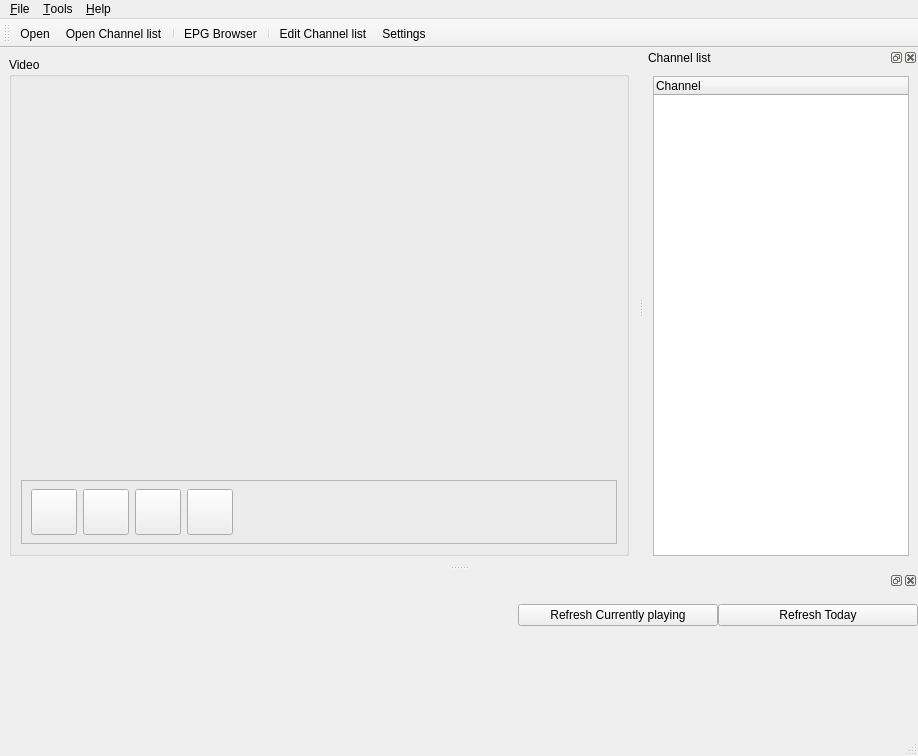
Qt form ui/Tano.ui (ntadej/tano) before a commit.
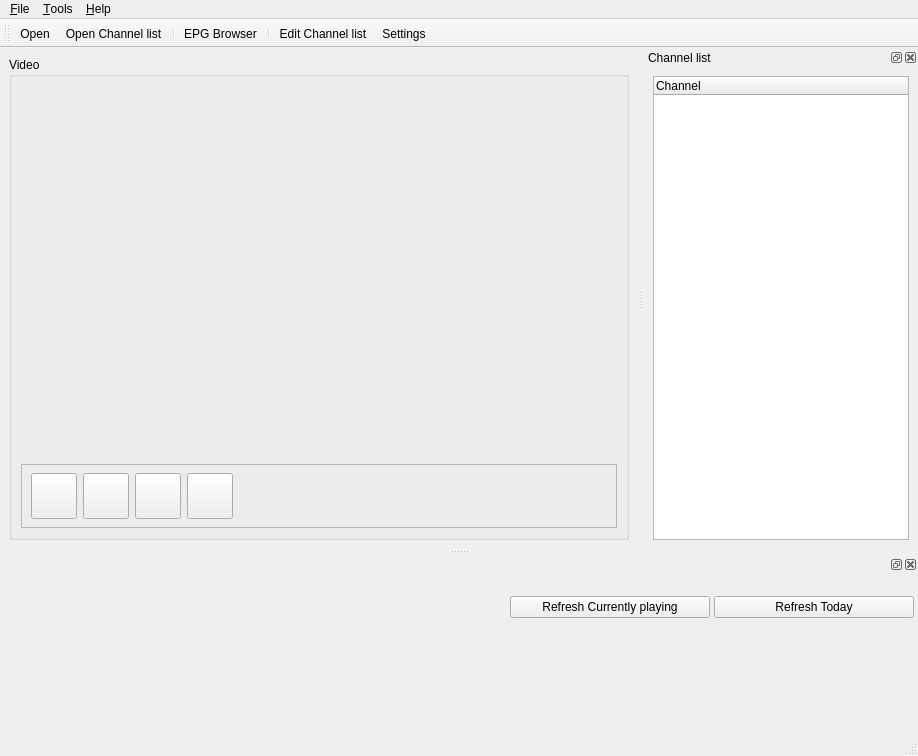
The same form after that commit. Icons and pictures are not drawn. Custom widgets are drawn as their Qt base class.

The edit to the form file:
```diff
--- a/ui/Tano.ui
+++ b/ui/Tano.ui
@@ -325,10 +325,10 @@
    <widget class="QWidget" name="dockWidgetContents_2" >
     <layout class="QVBoxLayout" name="verticalLayout_3" >
      <property name="spacing" >
-      <number>0</number>
+      <number>4</number>
      </property>
      <property name="margin" >
-      <number>0</number>
+      <number>4</number>
      </property>
      <item>
       <widget class="QLabel" name="labelLanguage" >
@@ -396,8 +396,8 @@
          <rect>
           <x>0</x>
           <y>0</y>
-          <width>910</width>
-          <height>59</height>
+          <width>902</width>
+          <height>50</height>
          </rect>
         </property>
         <layout class="QVBoxLayout" name="verticalLayout_2" >
```
